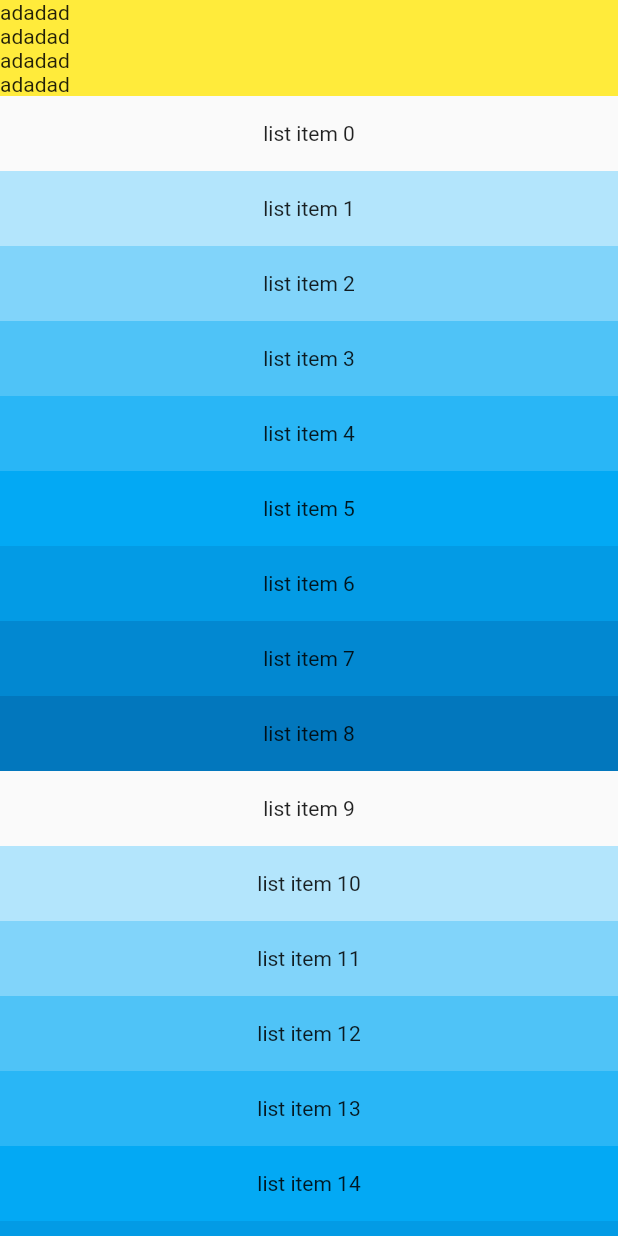
After one commit to AonoCandal/flutter_demo, a Flutter app: the screen it shows after launch, after a tap on "ListInList", on a phone screen of 412 x 824 dp. The commit adds this screen. Run offline on Flutter 3.47's test engine with Material 2 defaults, Android fonts, the phone set to English and light mode, and no system bars; our stand-ins replace audioplayers, sqflite; accounts and stored records are empty; statements that could not run were skipped.

Commit message:
列表嵌列表添加

```diff
--- a/lib/main.dart
+++ b/lib/main.dart
@@ -3,6 +3,7 @@ import 'package:flutter_demo/page/calendar_page.dart';
 import 'package:flutter_demo/page/home_page.dart';
 import 'package:flutter_demo/page/image_page.dart';
 import 'package:flutter_demo/page/life_cycle_page.dart';
+import 'package:flutter_demo/page/list_in_list_page.dart';
 import 'package:flutter_demo/page/my_home_page.dart';
 
 import 'page/letterpage.dart';
@@ -26,6 +27,7 @@ class MyApp extends StatelessWidget {
         '/myhome': (_) => new MyHomePage(title: 'lalalla'),
         '/lifecycle': (_) => new LifeCyclePage(),
         '/calendar': (_) => new CalendarPage(),
+        '/ListinList': (_) => new ListInListPage(),
       },
     );
   }
--- a/lib/page/home_page.dart
+++ b/lib/page/home_page.dart
@@ -96,6 +96,7 @@ class HomeState extends State<HomePage> implements NotifyListener {
                 _buildButton("myhomePage", '/myhome'),
                 _buildButton("lifeCycle", '/lifecycle'),
                 _buildButton("calendar", '/calendar'),
+                _buildButton("ListInList", '/ListinList'),
               ],
             )
           ],
--- /dev/null
+++ b/lib/page/list_in_list_page.dart
@@ -0,0 +1,42 @@
+import 'package:flutter/material.dart';
+
+class ListInListPage extends StatefulWidget {
+  @override
+  State<StatefulWidget> createState() {
+    return ListInListPageState();
+  }
+}
+
+class ListInListPageState extends State<ListInListPage> {
+  @override
+  Widget build(BuildContext context) {
+    return Scaffold(
+      body: CustomScrollView(
+        slivers: <Widget>[
+          SliverList(
+            delegate: SliverChildListDelegate(
+              [
+                Container(color: Colors.yellow, child: Text('adadad')),
+                Container(color: Colors.yellow, child: Text('adadad')),
+                Container(color: Colors.yellow, child: Text('adadad')),
+                Container(color: Colors.yellow, child: Text('adadad')),
+              ],
+            ),
+          ),
+          SliverFixedExtentList(
+            itemExtent: 50.0,
+            delegate: SliverChildBuilderDelegate(
+                  (BuildContext context, int index) {
+                return Container(
+                  alignment: Alignment.center,
+                  color: Colors.lightBlue[100 * (index % 9)],
+                  child: Text('list item $index'),
+                );
+              },
+            ),
+          ),
+        ],
+      ),
+    );
+  }
+}
```
